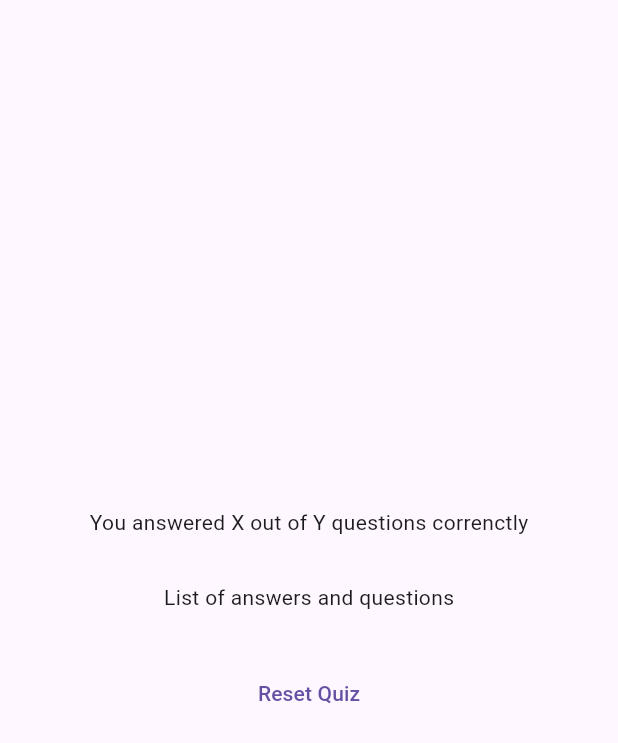
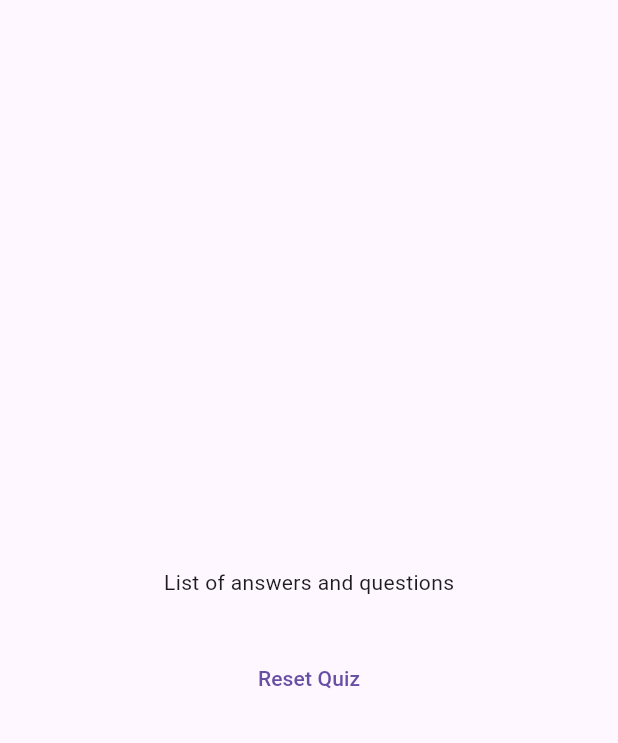
Before and after one commit to Lincxx/flutter-quiz-app, a Flutter app: the ResultScreen widget shown alone on an empty page, opened directly with empty values, on a phone screen of 412 x 824 dp. Shown: the top 743 px of the screen. Run offline on Flutter 3.47's test engine with Material 3 defaults, Android fonts, the phone set to English and light mode, and no system bars; our stand-ins replace google_fonts.

```diff
--- a/lib/results_screen.dart
+++ b/lib/results_screen.dart
@@ -1,5 +1,6 @@
 import 'package:flutter/material.dart';
 import 'package:quiz_app/data/questions.dart';
+import 'package:quiz_app/questions_summary.dart';
 
 class ResultScreen extends StatelessWidget {
   const ResultScreen({super.key, required this.chosenAnswers});
@@ -30,7 +31,7 @@ class ResultScreen extends StatelessWidget {
         child: Column(
           mainAxisAlignment: MainAxisAlignment.center,
           children: [
-            const Text('You answered X out of Y questions correnctly'),
+            QuestionsSummary(getSummartData()),
             const SizedBox(
               height: 30,
             ),
```
Also changed, not shown: lib/quiz.dart (+5 -4 lines), lib/questions_summary.dart (line endings or trailing spaces), 3 other files.
